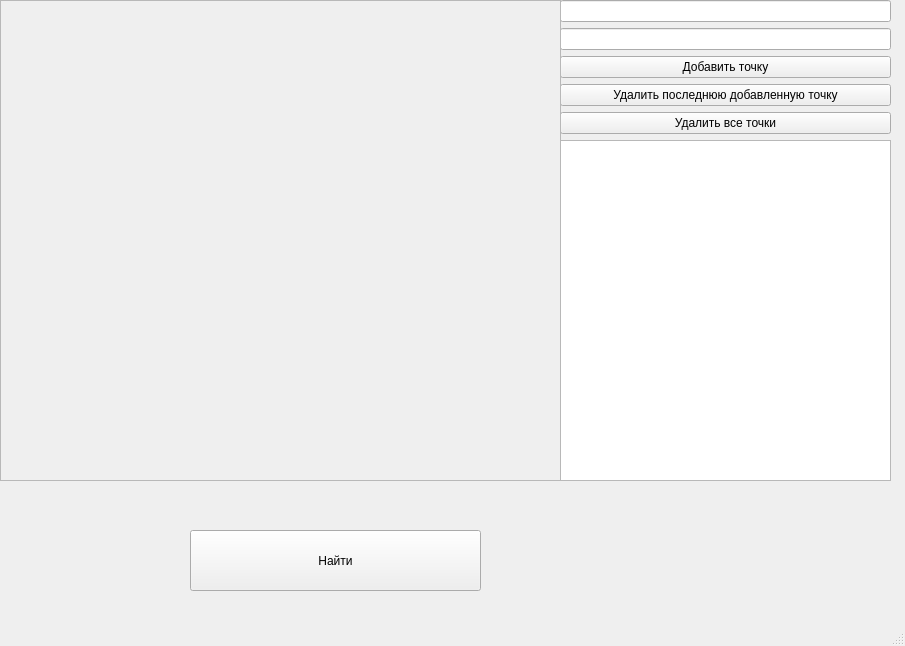
Above: cg/lab_01/mainwindow.ui from skitcc/4sem before the change. Below: the same form after it.
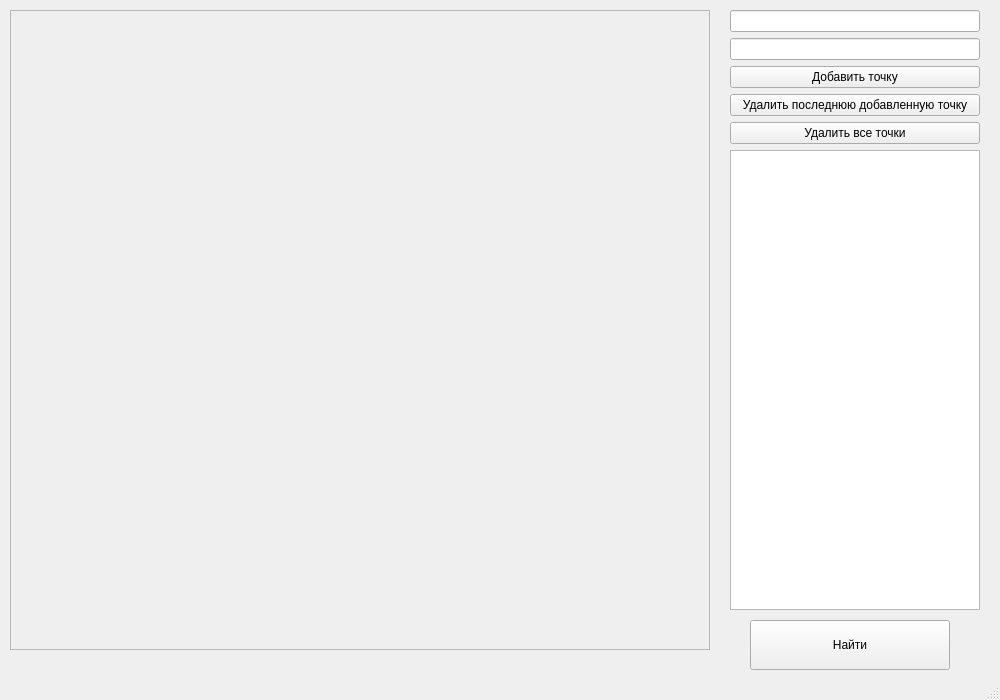
That is the form after the change.

The edit to the form file:
```diff
--- a/cg/lab_01/mainwindow.ui
+++ b/cg/lab_01/mainwindow.ui
@@ -6,21 +6,37 @@
    <rect>
     <x>0</x>
     <y>0</y>
-    <width>905</width>
-    <height>646</height>
+    <width>1000</width>
+    <height>700</height>
    </rect>
   </property>
   <property name="windowTitle">
    <string>MainWindow</string>
   </property>
   <widget class="QWidget" name="centralwidget">
+   <widget class="QFrame" name="cartesianWidget">
+    <property name="geometry">
+     <rect>
+      <x>10</x>
+      <y>10</y>
+      <width>700</width>
+      <height>640</height>
+     </rect>
+    </property>
+    <property name="frameShape">
+     <enum>QFrame::Shape::StyledPanel</enum>
+    </property>
+    <property name="frameShadow">
+     <enum>QFrame::Shadow::Raised</enum>
+    </property>
+   </widget>
    <widget class="QWidget" name="verticalLayoutWidget">
     <property name="geometry">
      <rect>
-      <x>560</x>
-      <y>0</y>
-      <width>331</width>
-      <height>481</height>
+      <x>730</x>
+      <y>10</y>
+      <width>250</width>
+      <height>600</height>
      </rect>
     </property>
     <layout class="QVBoxLayout" name="verticalLayout">
@@ -72,37 +88,13 @@
      </item>
     </layout>
    </widget>
-   <widget class="QFrame" name="cartesianWidget">
-    <property name="geometry">
-     <rect>
-      <x>0</x>
-      <y>0</y>
-      <width>561</width>
-      <height>481</height>
-     </rect>
-    </property>
-    <property name="frameShape">
-     <enum>QFrame::Shape::StyledPanel</enum>
-    </property>
-    <property name="frameShadow">
-     <enum>QFrame::Shadow::Raised</enum>
-    </property>
-    <property name="cartesianWidget" stdset="0">
-     <rect>
-      <x>30</x>
-      <y>60</y>
-      <width>521</width>
-      <height>441</height>
-     </rect>
-    </property>
-   </widget>
    <widget class="QPushButton" name="pushButton_1">
     <property name="geometry">
      <rect>
-      <x>190</x>
-      <y>530</y>
-      <width>291</width>
-      <height>61</height>
+      <x>750</x>
+      <y>620</y>
+      <width>200</width>
+      <height>50</height>
      </rect>
     </property>
     <property name="text">
```
Left out of the diff: 2 changed lines with no effect on the pictures.
